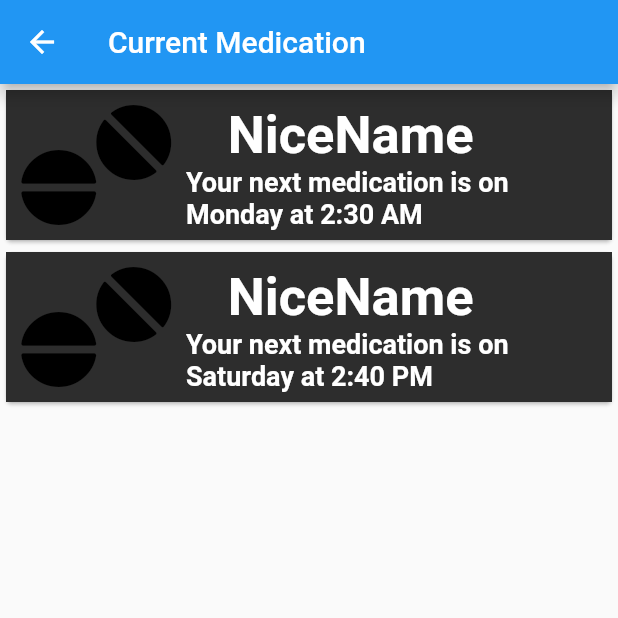
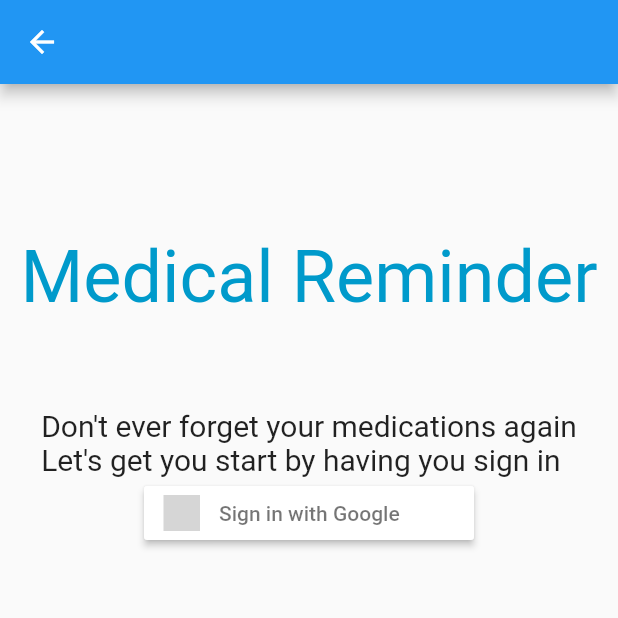
Before and after one commit to moahmmed199898/MedicalReminder, a Flutter app: the screen it shows after launch, on a phone screen of 412 x 824 dp, the top half of it. Run offline on Flutter 3.47's test engine with Material 2 defaults, Android fonts, the phone set to English and light mode, and no system bars; our stand-ins replace firebase_auth, firebase_core, flutter_signin_button, font_awesome_flutter, google_sign_in; accounts and stored records are empty; grey boxes are pictures that could not be loaded.

Commit message:
Got Auth and MedicationCard implemented

```diff
--- /dev/null
+++ b/lib/App_State.dart
@@ -0,0 +1,6 @@
+import 'package:firebase_auth/firebase_auth.dart';
+class AppState {
+  static bool firebaseInitialized = false;
+  static bool firebaseError = false;
+  static UserCredential credential;
+}
--- a/lib/Components/MedicationCard/Medication_Card_Maker.dart
+++ b/lib/Components/MedicationCard/Medication_Card_Maker.dart
@@ -36,7 +36,7 @@ class MedicationCardMaker extends StatelessWidget {
       hour = medTimes[1];
     }
 
-    return "Your next medication is on \n${DateTimeTranslator.intToDay(medTimes[0])} at ${hour}:${medTimes[2]} ${amOrPM}";
+    return "Your next medication is on \n${DateTimeTranslator.intToDay(medTimes[0])} at $hour:${medTimes[2]} $amOrPM";
   }
 
 
--- a/lib/Components/MedicationCard/Medication_Card_Manager.dart
+++ b/lib/Components/MedicationCard/Medication_Card_Manager.dart
@@ -10,12 +10,12 @@ class MedicationCardManager extends StatefulWidget {
 }
 
 class _MedicationCardManagerState extends State<MedicationCardManager> {
-
+  final String data = '[ { "medicationName": "hello", "medColor": { "r": 0, "g": 0, "b": 0 }, "medNickName": "NiceName", "medInterval": [ { "Day": 1, "time": ["2:30", "14:40"] } ], "amountLeft": 4, "dose": 500, "medType": "T" }, { "medicationName": "hello", "medColor": { "r": 0, "g": 0, "b": 0 }, "medNickName": "NiceName", "medInterval": [ { "Day": 6, "time": ["16:30", "14:40"] } ], "amountLeft": 4, "dose": 500, "medType": "T" } ]';
+  List<Medications> decoded;
 
   @override
   Widget build(BuildContext context) {
-    var data = '[ { "medicationName": "hello", "medColor": { "r": 0, "g": 0, "b": 0 }, "medNickName": "NiceName", "medInterval": [ { "Day": 1, "time": ["2:30", "14:40"] } ], "amountLeft": 4, "dose": 500, "medType": "T" }, { "medicationName": "hello", "medColor": { "r": 0, "g": 0, "b": 0 }, "medNickName": "NiceName", "medInterval": [ { "Day": 6, "time": ["16:30", "14:40"] } ], "amountLeft": 4, "dose": 500, "medType": "T" } ]';
-    List<Medications> decoded = medicationsFromJson(data);
+    decoded = medicationsFromJson(data);
     return Column(
       children: decoded.map((e) => MedicationCardMaker(e)).toList(),
     );
--- /dev/null
+++ b/lib/Constants.dart
@@ -0,0 +1,5 @@
+import 'package:flutter/material.dart';
+class Constants {
+  static final Color mainColor = Color.fromRGBO(0, 154, 203, 1);
+  static final Color offColor =  Color.fromRGBO(45, 45, 45, 1);
+}
--- /dev/null
+++ b/lib/Pages/Auth_page.dart
@@ -0,0 +1,77 @@
+import 'package:flutter/material.dart';
+import 'package:firebase_auth/firebase_auth.dart';
+import 'package:google_sign_in/google_sign_in.dart';
+import 'package:flutter_signin_button/flutter_signin_button.dart';
+import 'package:medical_reminder/Constants.dart';
+
+import '../App_State.dart';
+import '../Services/Firebase/Firebase_Initializer.dart';
+
+
+
+class AuthPage extends StatefulWidget {
+  @override
+  _AuthPage createState() => _AuthPage();
+}
+
+
+class _AuthPage extends State<AuthPage> {
+  String displayText = "Loading";
+
+  void init() async {
+    if((await FirebaseInitializer.initFlutterFire()) == -1) setState(() {displayText = "Error"; return;});
+  }
+
+
+  Future<UserCredential> signInWithGoogle() async {
+    final GoogleSignInAccount googleUser = await GoogleSignIn().signIn();
+    final GoogleSignInAuthentication googleAuth = await googleUser.authentication;
+    final GoogleAuthCredential credential = GoogleAuthProvider.credential(
+      accessToken: googleAuth.accessToken,
+      idToken: googleAuth.idToken
+    );
+
+    FirebaseAuth auth = FirebaseAuth.instance;
+    auth.authStateChanges().listen((User user) {
+      if(user == null) {
+        setState(() {displayText = "user is currently signed out!"; return;});
+      } else {
+        setState(() {displayText = "user is signed in!"; return;});
+      }
+    });
+    UserCredential userCredential = await auth.signInWithCredential(credential);
+    AppState.credential = userCredential;
+    Navigator.pop(context);
+    return userCredential;
+
+  }
+
+  @override
+  void initState() {
+    init();
+    super.initState();
+  }
+
+  @override
+  Widget build(BuildContext context) {
+    return Scaffold(
+      appBar: AppBar(),
+      body: Center(
+        child: Column(
+          children: [
+            Container(
+              margin: EdgeInsets.only(top: 100, bottom: 60),
+              child: Text("Medical Reminder", style: TextStyle(
+              color: Constants.mainColor,
+              fontSize: 48,
+            ),),),
+            Text("Don't ever forget your medications again\nLet's get you start by having you sign in", style: TextStyle(
+              fontSize: 20,
+            ),),
+            SignInButton(Buttons.Google, onPressed: ()=>signInWithGoogle())
+          ],
+        ),
+      )
+    );
+  }
+}
--- /dev/null
+++ b/lib/Services/Firebase/Firebase_Initializer.dart
@@ -0,0 +1,23 @@
+import 'package:flutter/material.dart';
+import 'package:firebase_core/firebase_core.dart';
+
+import '../../APP_State.dart';
+
+class FirebaseInitializer {
+  bool _initialized = false;
+  bool _error = false;
+
+  //init the firebase app
+  static Future<int> initFlutterFire() async {
+    try{
+      await Firebase.initializeApp();
+      AppState.firebaseInitialized = true;
+      return 1;
+    } catch(e) {
+      print("Firebase Init Error");
+      print(e.toString());
+      AppState.firebaseError = true;
+      return -1;
+    }
+  }
+}
--- a/lib/main.dart
+++ b/lib/main.dart
@@ -1,12 +1,14 @@
 import 'package:flutter/material.dart';
+import 'package:medical_reminder/Pages/Auth_page.dart';
 
 import 'package:medical_reminder/Pages/Current_Health_Page.dart';
 import 'Pages/Home_Page.dart';
 
 void main() => runApp(MaterialApp(
-      initialRoute: "/CurrentHealth",
+      initialRoute: "/auth",
       routes: {
         "/": (context) => HomePage(),
-        "/CurrentHealth" : (context) => CurrentHealthPage()
+        "/CurrentHealth" : (context) => CurrentHealthPage(),
+        "/auth": (context) => AuthPage()
       },
     ));
--- a/pubspec.yaml
+++ b/pubspec.yaml
@@ -28,6 +28,7 @@ dependencies:
   cloud_firestore: "^0.14.0+2"
   google_sign_in: "^4.5.1"
   font_awesome_flutter: "^8.10.0"
+  flutter_signin_button: "^1.1.0"
 
 
   # The following adds the Cupertino Icons font to your application.
```
Also changed, not shown: lib/Components/MedicationCard/Medication_Card.dart (+23 -2 lines), pubspec.lock, 2 other files.
